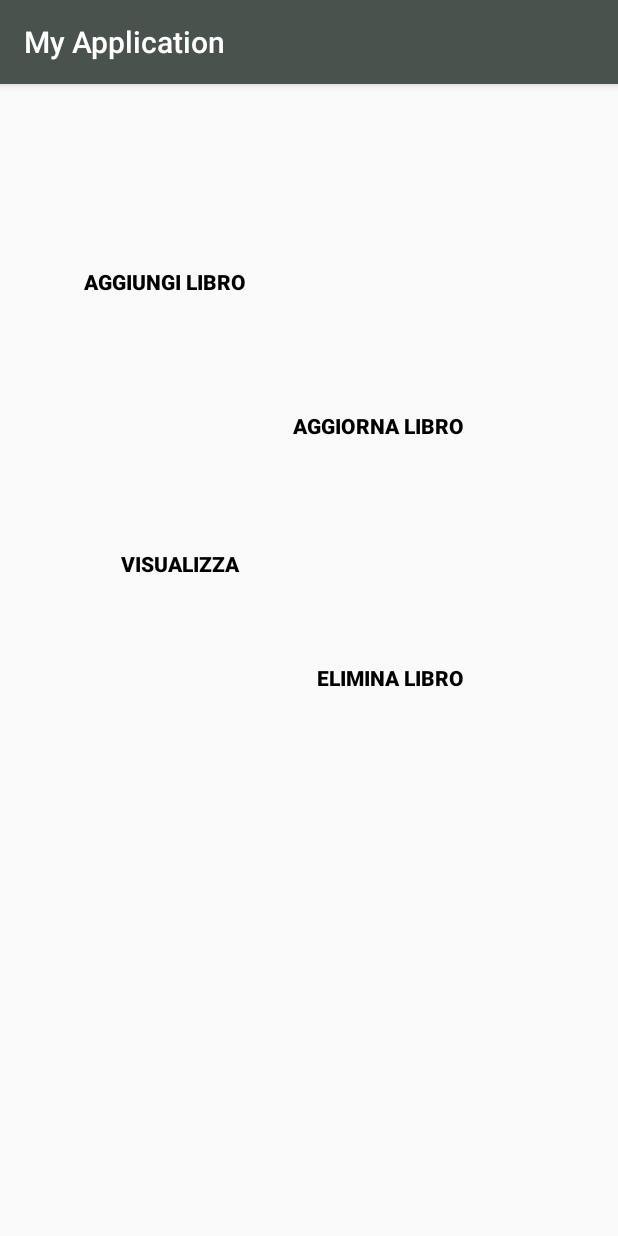
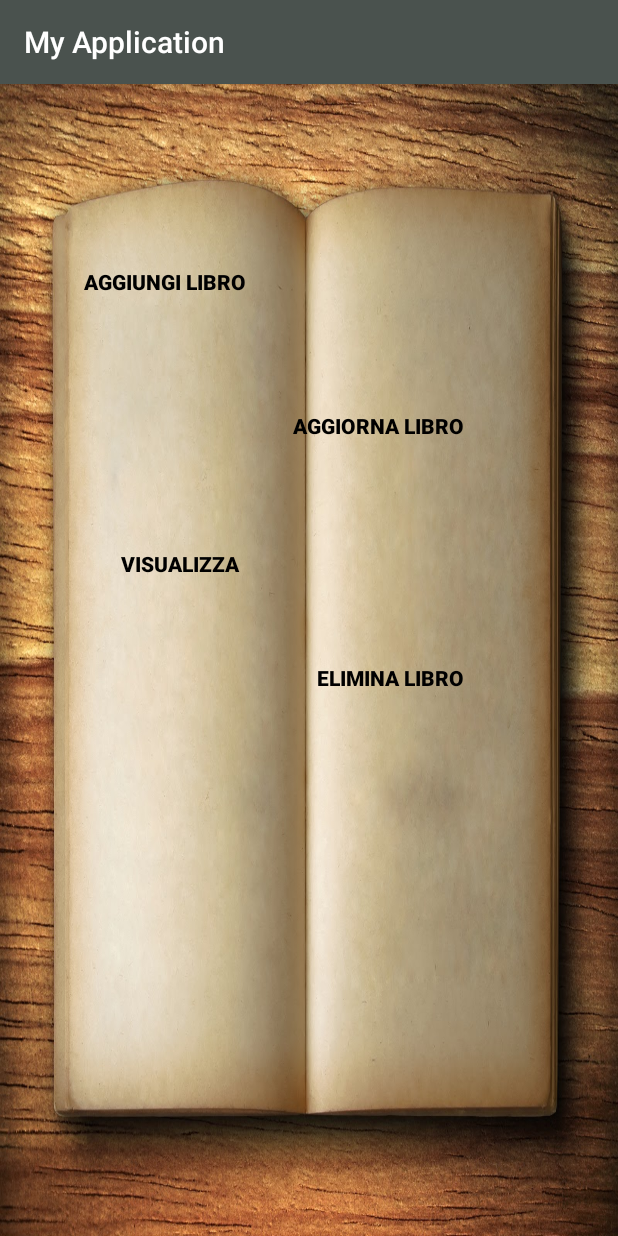
Before and after one commit to sarahussain93/libreria, an Android app: the admin_activity screen opened directly, with no data from a screen before it, on a phone screen of 412 x 824 dp. Run offline under Robolectric (Android 15) with nearby library versions, the phone set to English and light mode, and no system bars.

Commit message:
added background

```diff
--- a/app/src/main/res/layout/activity_admin_activity.xml
+++ b/app/src/main/res/layout/activity_admin_activity.xml
@@ -7,6 +7,7 @@
     android:paddingLeft="@dimen/activity_horizontal_margin"
     android:paddingRight="@dimen/activity_horizontal_margin"
     android:paddingTop="@dimen/activity_vertical_margin"
+    android:background="@drawable/mainadmin"
     >
 
 
```
